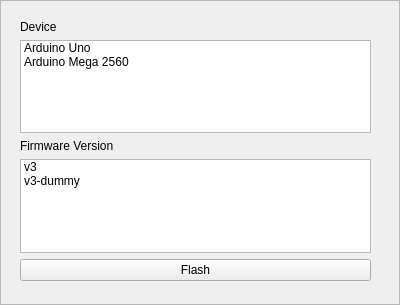
Before: the Qt Designer form software/python/ayab/firmware_flash.ui in AllYarnsAreBeautiful/ayab-desktop, drawn with Qt 5.
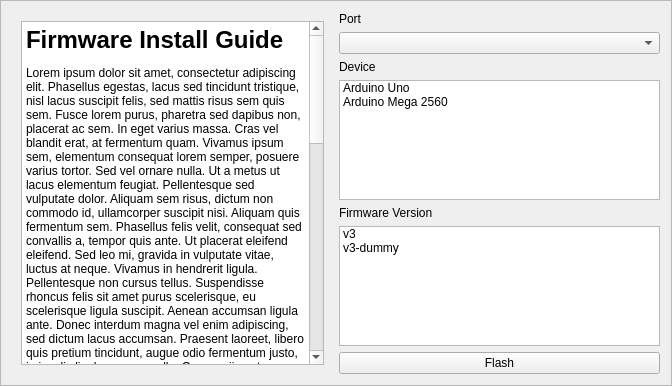
After: the same form once the commit is applied.

Commit message: Improvements to firmware flash Ui

Patch:
```diff
--- a/software/python/ayab/firmware_flash.ui
+++ b/software/python/ayab/firmware_flash.ui
@@ -6,8 +6,8 @@
    <rect>
     <x>0</x>
     <y>0</y>
-    <width>400</width>
-    <height>305</height>
+    <width>672</width>
+    <height>386</height>
    </rect>
   </property>
   <property name="windowTitle">
@@ -19,16 +19,37 @@
   <property name="frameShadow">
    <enum>QFrame::Raised</enum>
   </property>
-  <widget class="QWidget" name="verticalLayoutWidget">
-   <property name="geometry">
-    <rect>
-     <x>20</x>
-     <y>20</y>
-     <width>351</width>
-     <height>261</height>
-    </rect>
-   </property>
+  <layout class="QHBoxLayout" name="horizontalLayout">
+   <item>
+    <widget class="QWidget" name="widget" native="true">
+     <layout class="QVBoxLayout" name="verticalLayout_2">
+      <item>
+       <widget class="QTextBrowser" name="textBrowser">
+        <property name="html">
+         <string notr="true">&lt;!DOCTYPE HTML PUBLIC &quot;-//W3C//DTD HTML 4.0//EN&quot; &quot;http://www.w3.org/TR/REC-html40/strict.dtd&quot;&gt;
+&lt;html&gt;&lt;head&gt;&lt;meta name=&quot;qrichtext&quot; content=&quot;1&quot; /&gt;&lt;style type=&quot;text/css&quot;&gt;
+p, li { white-space: pre-wrap; }
+&lt;/style&gt;&lt;/head&gt;&lt;body style=&quot; font-family:'Sans Serif'; font-size:9pt; font-weight:400; font-style:normal;&quot;&gt;
+&lt;p style=&quot; margin-top:18px; margin-bottom:12px; margin-left:0px; margin-right:0px; -qt-block-indent:0; text-indent:0px;&quot;&gt;&lt;span style=&quot; font-size:xx-large; font-weight:600;&quot;&gt;Firmware Install Guide&lt;/span&gt;&lt;/p&gt;
+&lt;p style=&quot; margin-top:12px; margin-bottom:12px; margin-left:0px; margin-right:0px; -qt-block-indent:0; text-indent:0px;&quot;&gt;Lorem ipsum dolor sit amet, consectetur adipiscing elit. Phasellus egestas, lacus sed tincidunt tristique, nisl lacus suscipit felis, sed mattis risus sem quis sem. Fusce lorem purus, pharetra sed dapibus non, placerat ac sem. In eget varius massa. Cras vel blandit erat, at fermentum quam. Vivamus ipsum sem, elementum consequat lorem semper, posuere varius tortor. Sed vel ornare nulla. Ut a metus ut lacus elementum feugiat. Pellentesque sed vulputate dolor. Aliquam sem risus, dictum non commodo id, ullamcorper suscipit nisi. Aliquam quis fermentum sem. Phasellus felis velit, consequat sed convallis a, tempor quis ante. Ut placerat eleifend eleifend. Sed leo mi, gravida in vulputate vitae, luctus at neque. Vivamus in hendrerit ligula. Pellentesque non cursus tellus. Suspendisse rhoncus felis sit amet purus scelerisque, eu scelerisque ligula suscipit. Aenean accumsan ligula ante. Donec interdum magna vel enim adipiscing, sed dictum lacus accumsan. Praesent laoreet, libero quis pretium tincidunt, augue odio fermentum justo, in iaculis ligula urna ac nulla. Cum sociis natoque penatibus et magnis dis parturient montes, nascetur ridiculus mus. Aenean eu lectus a elit fermentum condimentum. Nullam tincidunt consequat dui facilisis tincidunt. Quisque et nisl facilisis, fermentum ante sit amet, facilisis velit. Nunc sed ligula et mi ultricies blandit nec in risus. Nulla at tortor urna. Proin iaculis fringilla est sit amet semper. Nam luctus dui faucibus blandit tempus. Quisque at tempus libero. Donec bibendum eleifend dui, id rutrum libero venenatis ut. Pellentesque id odio est. Vivamus rutrum scelerisque adipiscing. Nunc et sapien ut urna eleifend mattis vitae vitae sapien. Nulla iaculis quis metus et tincidunt. In venenatis elit a turpis mollis, ut ornare est consectetur. Maecenas tellus ante, tincidunt vitae ligula a, euismod aliquet nibh. Fusce tempus accumsan ante, eu mattis odio lobortis vel. Ut non aliquam tellus, sed faucibus justo. Cras sodales felis sem, ut semper metus tempus in. Etiam pulvinar dapibus ullamcorper. Morbi ut facilisis purus. Pellentesque tempor sed turpis id tempor. Etiam dictum lectus a velit tempus, vitae convallis purus interdum. Maecenas consectetur condimentum risus, quis tempus velit consectetur id. Aliquam ut nulla enim. Vestibulum eget lacinia magna. Fusce convallis, elit ac tincidunt gravida, tellus purus posuere diam, iaculis pharetra urna erat sit amet purus. Nullam metus erat, auctor vitae massa nec, pulvinar gravida est. Donec ullamcorper, nibh ac feugiat volutpat, lectus turpis eleifend neque, at consequat est eros a lorem. Pellentesque rutrum turpis nec eros fringilla, nec auctor leo faucibus. Proin magna ante, dignissim id massa ac, blandit eleifend tellus. Maecenas a dolor enim. Integer quam eros, dapibus in pellentesque id, lobortis vitae diam. Sed sed lorem blandit, suscipit magna a, ullamcorper metus. Nulla rhoncus quam sit amet leo blandit, in porta augue hendrerit. Phasellus adipiscing quis tortor vitae porta. Nam in venenatis sem, sit amet fringilla dolor. Suspendisse eu iaculis justo. Integer faucibus risus nec sapien venenatis, eget ultrices nulla pellentesque. Duis sagittis turpis eget pellentesque fermentum. Aliquam ac ante at odio posuere pharetra ut sed neque. Nullam blandit libero et nibh luctus, ac congue dui consectetur. Etiam erat erat, gravida in dui vitae, vestibulum iaculis libero. &lt;/p&gt;&lt;/body&gt;&lt;/html&gt;</string>
+        </property>
+       </widget>
+      </item>
+     </layout>
+    </widget>
+   </item>
+   <item>
    <layout class="QVBoxLayout" name="verticalLayout">
+     <item>
+      <widget class="QLabel" name="label_3">
+       <property name="text">
+        <string>Port</string>
+       </property>
+      </widget>
+     </item>
+     <item>
+      <widget class="QComboBox" name="comboBox"/>
+     </item>
     <item>
      <widget class="QLabel" name="label">
       <property name="text">
@@ -92,9 +113,8 @@
      </spacer>
     </item>
    </layout>
-  </widget>
-  <zorder>verticalLayoutWidget</zorder>
-  <zorder>label</zorder>
+   </item>
+  </layout>
  </widget>
  <resources/>
  <connections/>
```
Left out of the diff: 8 changed lines with no effect on the pictures. Lines whose indentation alone changed are shown as unchanged. The commit also changes 1 other file.
